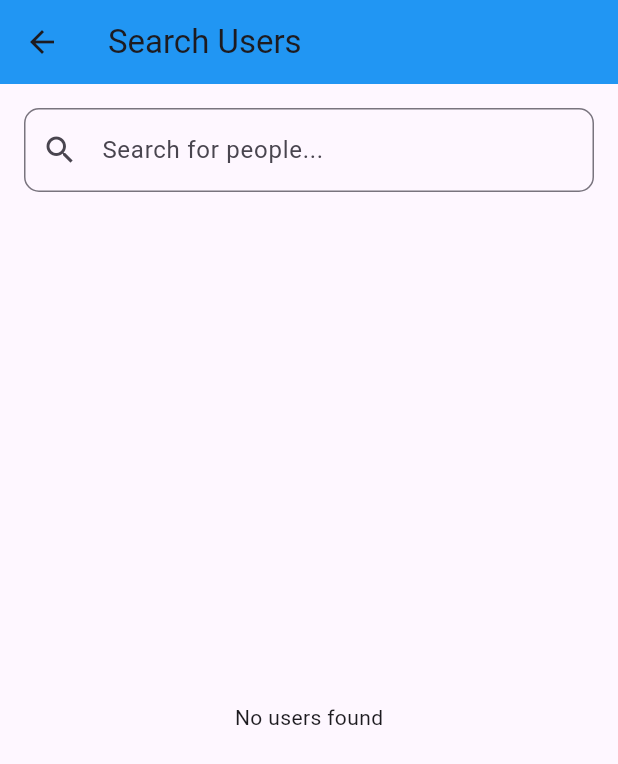
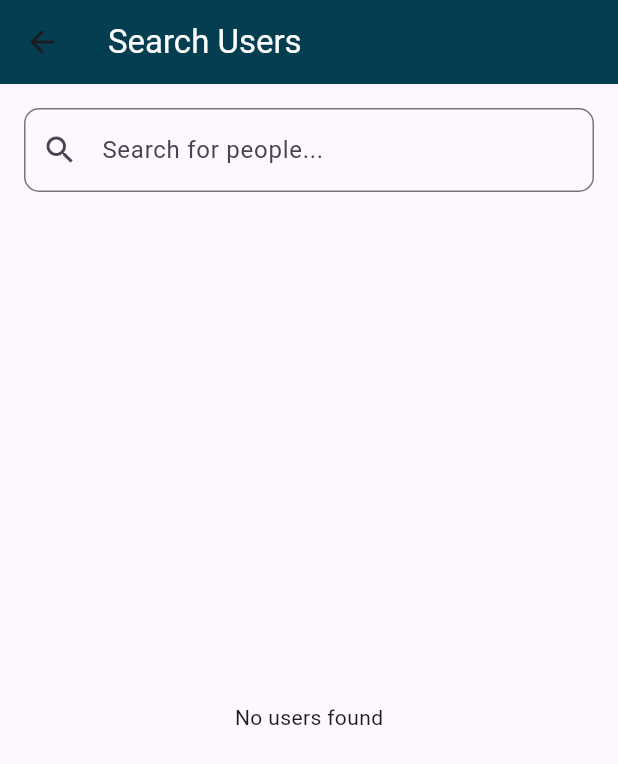
Before and after one commit to KugleBlitz007/SplitGasy, a Flutter app: the SearchPage screen opened directly, on a phone screen of 412 x 824 dp. Shown: the top 764 px of the screen. Run offline on Flutter 3.47's test engine with Material 3 defaults, Android fonts, the phone set to English and light mode, and no system bars; our stand-ins replace cloud_firestore, firebase_auth, firebase_core, flutter_dotenv, google_fonts, google_sign_in; accounts and stored records are empty.

Commit message:
Colors of Search

```diff
--- a/lib/pages/search_friends.dart
+++ b/lib/pages/search_friends.dart
@@ -43,8 +43,11 @@ class _SearchPageState extends State<SearchPage> {
   Widget build(BuildContext context) {
     return Scaffold(
       appBar: AppBar(
-        title: const Text("Search Users"),
-        backgroundColor: Colors.blue,
+        title: const Text("Search Users",
+        style: TextStyle(
+        color: Colors.white),
+        ),
+        backgroundColor: Color(0xFF043E50),
       ),
       body: Padding(
         padding: const EdgeInsets.all(16.0),
```
